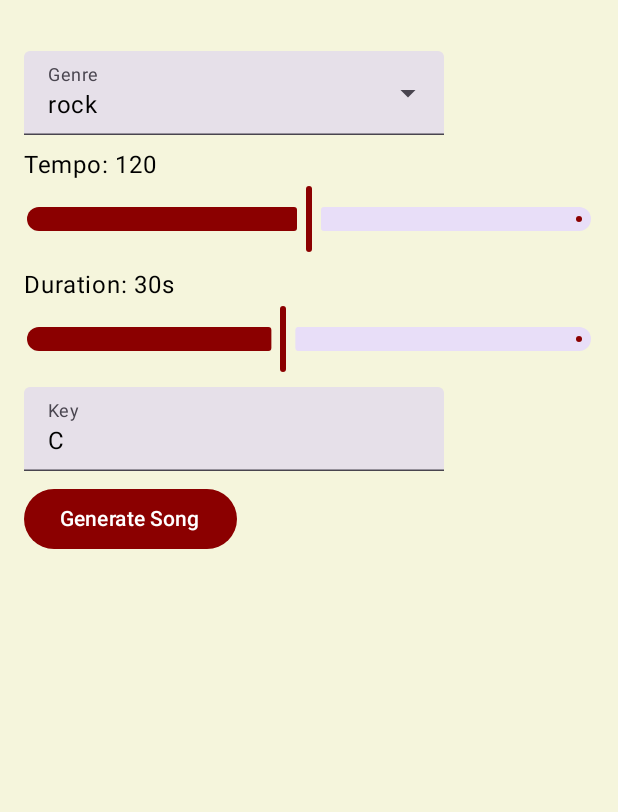
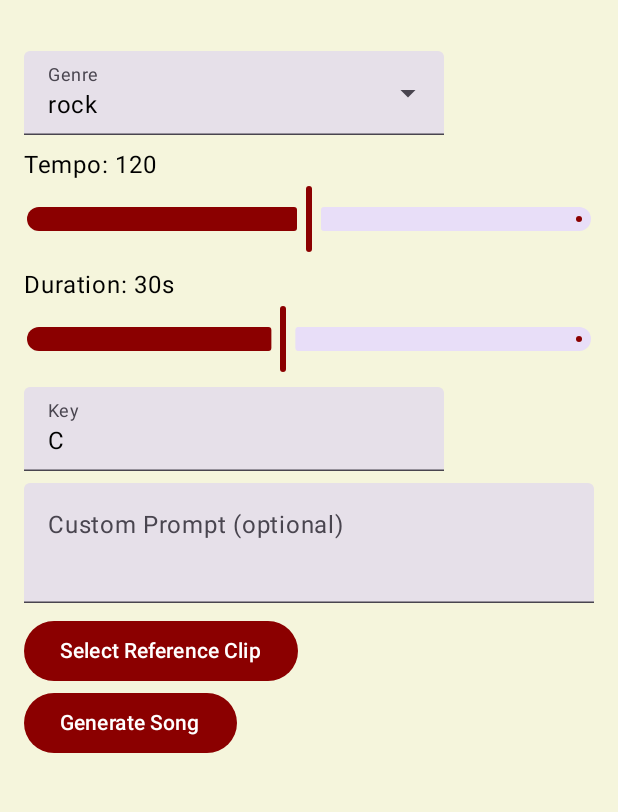
Before and after one commit to Satsujjinn/ClockworkOrange, an Android app built with Jetpack Compose: the composable MusicScreen shown on its own in the app's theme, after a tap on "Generate Song", on a phone screen of 412 x 824 dp, the part 69-881 px from its top. Run offline under Robolectric (Android 15) with nearby library versions, the phone set to English and light mode, and no system bars; libraries missing offline, so code that uses them is left out: com.google.android.exoplayer2; 7 statements that could not run were skipped.

Commit message:
Add custom prompt and reference clip support

```diff
--- a/app/src/main/java/com/legendai/musichelper/ui/MusicScreen.kt
+++ b/app/src/main/java/com/legendai/musichelper/ui/MusicScreen.kt
@@ -6,6 +6,9 @@ import androidx.compose.material.icons.filled.Pause
 import androidx.compose.material.icons.filled.Settings
 import androidx.compose.ui.Alignment
 import androidx.compose.ui.platform.LocalContext
+import androidx.activity.compose.rememberLauncherForActivityResult
+import androidx.activity.result.contract.ActivityResultContracts
+import android.net.Uri
 import com.google.android.exoplayer2.ExoPlayer
 import com.google.android.exoplayer2.MediaItem
 import androidx.compose.foundation.layout.*
@@ -34,6 +37,11 @@ fun MusicScreen(
     var key by remember { mutableStateOf(TextFieldValue("C")) }
     var tempo by remember { mutableStateOf(120f) }
     var duration by remember { mutableStateOf(30f) }
+    var customPrompt by remember { mutableStateOf(TextFieldValue("")) }
+    var referenceUri by remember { mutableStateOf<Uri?>(null) }
+    val pickReference = rememberLauncherForActivityResult(ActivityResultContracts.GetContent()) { uri ->
+        referenceUri = uri
+    }
 
     Scaffold(
         snackbarHost = { SnackbarHost(snackbarHostState) },
@@ -92,19 +100,40 @@ fun MusicScreen(
             TextField(value = key, onValueChange = { key = it }, label = { Text("Key") })
             Spacer(Modifier.height(8.dp))
 
+            // Custom prompt input
+            TextField(
+                value = customPrompt,
+                onValueChange = { customPrompt = it },
+                label = { Text("Custom Prompt (optional)") },
+                modifier = Modifier.fillMaxWidth(),
+                minLines = 2,
+                maxLines = 4
+            )
+            Spacer(Modifier.height(8.dp))
+
+            // Reference clip picker
+            Button(onClick = { pickReference.launch("audio/*") }) {
+                Text(if (referenceUri == null) "Select Reference Clip" else "Change Reference Clip")
+            }
+            referenceUri?.let {
+                Spacer(Modifier.height(4.dp))
+                Text(it.lastPathSegment ?: it.toString(), style = MaterialTheme.typography.bodySmall)
+                Spacer(Modifier.height(8.dp))
+            }
+
             if (chords.isNotEmpty()) {
                 Text("Suggested progression: " + chords.joinToString(" - "))
                 Spacer(Modifier.height(8.dp))
             }
 
             Button(onClick = {
-                val prompt = buildString {
-                    append("A $genre song at ${tempo.toInt()} bpm in the key of ${key.text}.")
-                }
+                val defaultPrompt = "A $genre song at ${tempo.toInt()} bpm in the key of ${key.text}."
+                val promptText = if (customPrompt.text.isNotBlank()) customPrompt.text else defaultPrompt
+                val input = referenceUri?.toString() ?: promptText
                 viewModel.generateSong(
                     context = LocalContext.current,
                     request = GenerateSongRequest(
-                        inputs = prompt,
+                        inputs = input,
                         parameters = Parameters(duration = duration.toInt())
                     ),
                     key = key.text,
```
